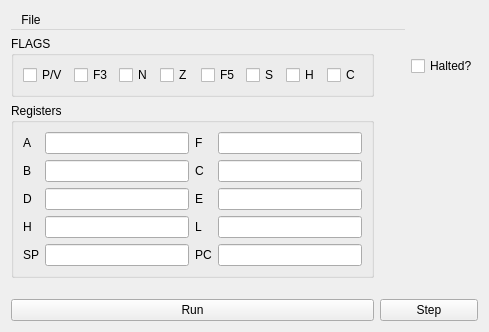
Above: ui/main.ui from AeroNotix/z80 before the change. Below: the same form after it.
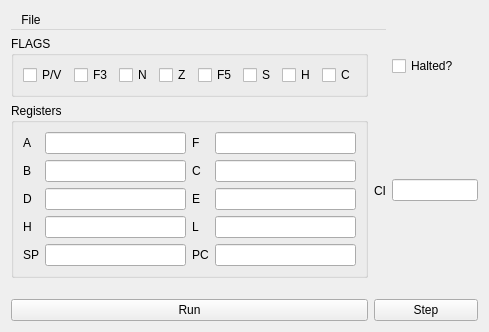
That is the form after the change.

Commit message: Show current instruction in ui

Diff of the .ui file:
```diff
--- a/ui/main.ui
+++ b/ui/main.ui
@@ -307,6 +307,16 @@
      </property>
     </widget>
    </item>
+   <item row="4" column="2">
+    <widget class="QLabel" name="label">
+     <property name="text">
+      <string>CI</string>
+     </property>
+    </widget>
+   </item>
+   <item row="4" column="3">
+    <widget class="QLineEdit" name="le_current_instruction"/>
+   </item>
   </layout>
   <action name="actionLoad_Rom">
    <property name="text">
```
The commit also changes 1 other file.
